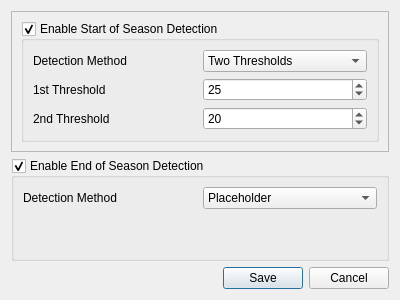
Old version of the form ui/rainy_season_detection_dialog.ui in the repository JuanPDiazL/SMPG.
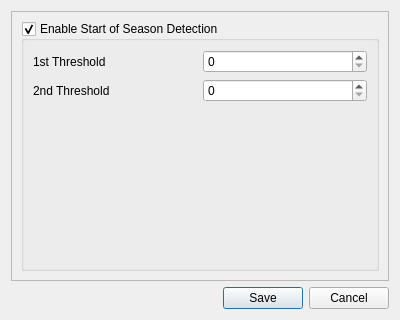
New version of the form.

Commit message: added UI functionality and parameters for SOS

What changed in the file:
```diff
--- a/ui/rainy_season_detection_dialog.ui
+++ b/ui/rainy_season_detection_dialog.ui
@@ -7,7 +7,7 @@
     <x>0</x>
     <y>0</y>
     <width>400</width>
-    <height>300</height>
+    <height>320</height>
    </rect>
   </property>
   <property name="windowTitle">
@@ -17,7 +17,7 @@
    <bool>true</bool>
   </property>
   <layout class="QGridLayout" name="gridLayout">
-   <item row="3" column="0">
+   <item row="2" column="0">
     <widget class="QDialogButtonBox" name="buttonBox">
      <property name="orientation">
       <enum>Qt::Horizontal</enum>
@@ -45,65 +45,14 @@
          <bool>true</bool>
         </property>
         <layout class="QGridLayout" name="gridLayout_2">
-         <item row="0" column="0">
-          <widget class="QLabel" name="label">
-           <property name="text">
-            <string>Detection Method</string>
-           </property>
-          </widget>
-         </item>
-         <item row="1" column="0">
-          <widget class="QLabel" name="label_2">
-           <property name="text">
-            <string>1st Threshold</string>
-           </property>
-          </widget>
-         </item>
-         <item row="2" column="1">
-          <widget class="QSpinBox" name="twoThreshold2ComboBox">
-           <property name="maximum">
-            <number>999999999</number>
-           </property>
-           <property name="value">
-            <number>20</number>
-           </property>
-          </widget>
-         </item>
-         <item row="2" column="0">
-          <widget class="QLabel" name="label_3">
-           <property name="text">
-            <string>2nd Threshold</string>
-           </property>
-          </widget>
-         </item>
-         <item row="0" column="1">
-          <widget class="QComboBox" name="detectionTypeComboBox">
-           <item>
-            <property name="text">
-             <string>Two Thresholds</string>
-            </property>
-           </item>
-           <item>
-            <property name="text">
-             <string>Differential</string>
-            </property>
-           </item>
-          </widget>
-         </item>
          <item row="1" column="1">
-          <widget class="QSpinBox" name="twoThreshold1ComboBox">
-           <property name="minimum">
-            <number>0</number>
-           </property>
+          <widget class="QSpinBox" name="sos2ndThresholdSpinBox">
            <property name="maximum">
             <number>999999999</number>
            </property>
-           <property name="value">
-            <number>25</number>
-           </property>
           </widget>
          </item>
-         <item row="3" column="0" colspan="2">
+         <item row="2" column="0" colspan="2">
           <spacer name="verticalSpacer">
            <property name="orientation">
             <enum>Qt::Vertical</enum>
@@ -116,53 +65,36 @@
            </property>
           </spacer>
          </item>
+         <item row="0" column="0">
+          <widget class="QLabel" name="label_2">
+           <property name="text">
+            <string>1st Threshold</string>
+           </property>
+          </widget>
+         </item>
+         <item row="1" column="0">
+          <widget class="QLabel" name="label_3">
+           <property name="text">
+            <string>2nd Threshold</string>
+           </property>
+          </widget>
+         </item>
+         <item row="0" column="1">
+          <widget class="QSpinBox" name="sos1stThresholdSpinBox">
+           <property name="minimum">
+            <number>0</number>
+           </property>
+           <property name="maximum">
+            <number>999999999</number>
+           </property>
+          </widget>
+         </item>
         </layout>
        </widget>
       </item>
      </layout>
     </widget>
    </item>
-   <item row="2" column="0">
-    <widget class="QGroupBox" name="groupBox_2">
-     <property name="title">
-      <string>Enable End of Season Detection</string>
-     </property>
-     <property name="checkable">
-      <bool>true</bool>
-     </property>
-     <layout class="QGridLayout" name="gridLayout_4">
-      <item row="0" column="0">
-       <widget class="QLabel" name="label_4">
-        <property name="text">
-         <string>Detection Method</string>
-        </property>
-       </widget>
-      </item>
-      <item row="3" column="0">
-       <spacer name="verticalSpacer_2">
-        <property name="orientation">
-         <enum>Qt::Vertical</enum>
-        </property>
-        <property name="sizeHint" stdset="0">
-         <size>
-          <width>0</width>
-          <height>37</height>
-         </size>
-        </property>
-       </spacer>
-      </item>
-      <item row="0" column="1">
-       <widget class="QComboBox" name="detectionTypeComboBox_2">
-        <item>
-         <property name="text">
-          <string>Placeholder</string>
-         </property>
-        </item>
-       </widget>
-      </item>
-     </layout>
-    </widget>
-   </item>
   </layout>
  </widget>
  <resources/>
```
Left out of the diff: 2 changed lines with no effect on the pictures. The commit also changes 7 other files.
